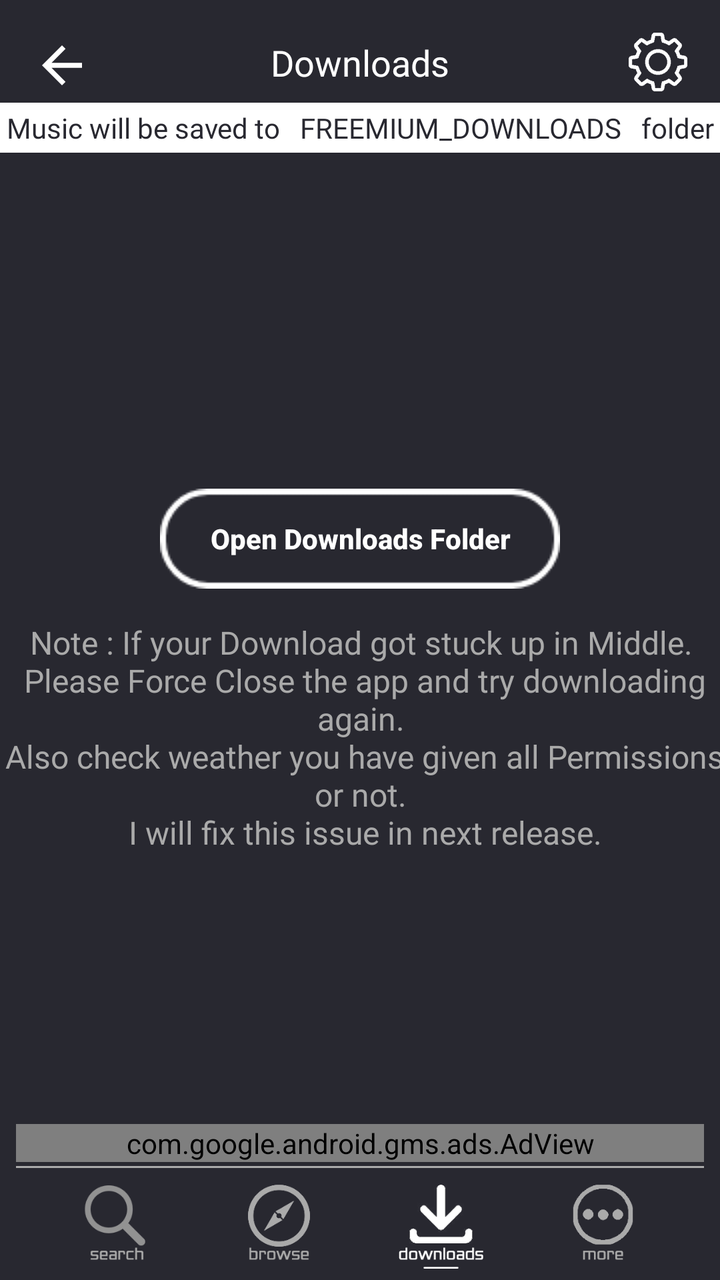
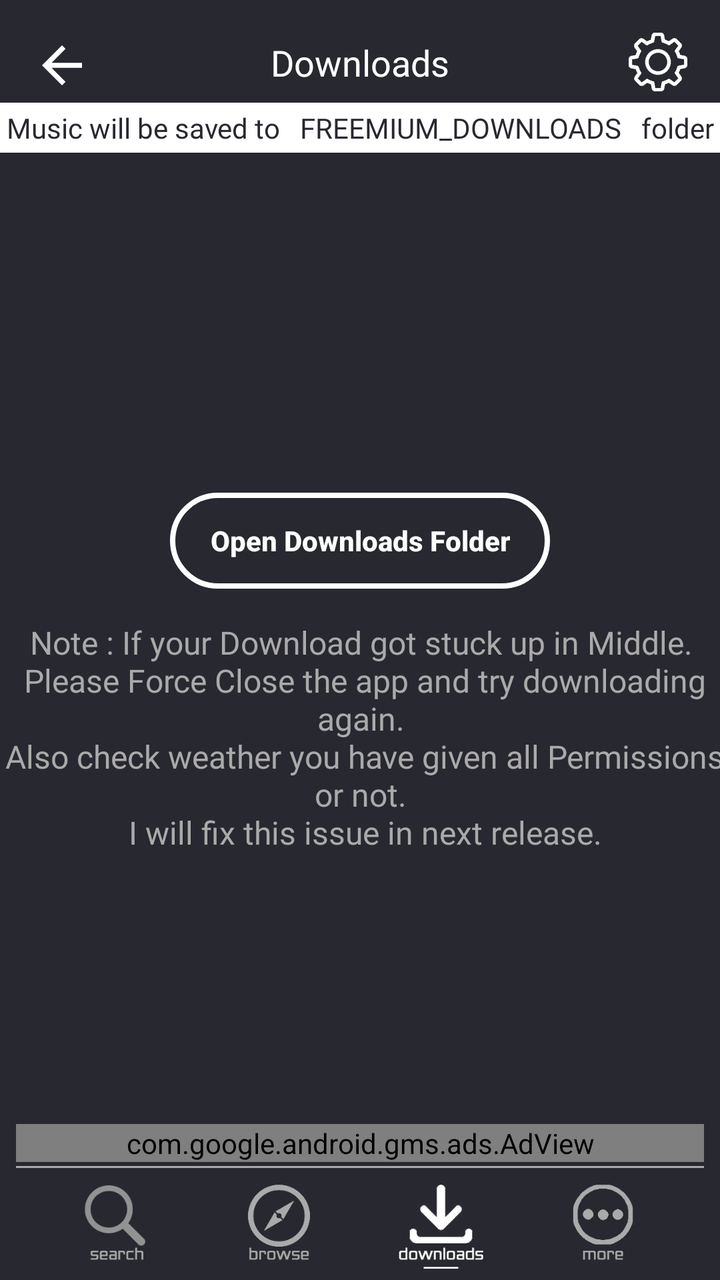

Before-and-after screenshots of an Android layout around one commit, followed by the original layout XML and the change that was made.
<!-- AndroidManifest.xml: application theme AppTheme.NoActionBar -->
<!-- res/layout/activity_downloads__page.xml -->
<?xml version="1.0" encoding="utf-8"?>
<android.support.constraint.ConstraintLayout xmlns:android="http://schemas.android.com/apk/res/android"
    xmlns:app="http://schemas.android.com/apk/res-auto"
    xmlns:tools="http://schemas.android.com/tools"
    android:layout_width="match_parent"
    android:layout_height="match_parent"
    android:background="@color/darkAccent"
    tools:context=".Downloads_Page">
    <Button
        android:id="@+id/btm_srch"
        android:layout_width="45dp"
        android:layout_height="45dp"
        android:layout_marginBottom="4dp"
        android:background="@drawable/ic_dsearch"
        android:onClick="btmSrch"
        app:layout_constraintBottom_toBottomOf="parent"
        app:layout_constraintEnd_toStartOf="@+id/btm_brws"
        app:layout_constraintHorizontal_bias="0.5"
        app:layout_constraintHorizontal_chainStyle="spread"
        app:layout_constraintStart_toStartOf="parent" />

    <Button
        android:id="@+id/btm_brws"
        android:onClick="btmBrws"
        android:layout_width="45dp"
        android:layout_height="45dp"
        android:layout_marginBottom="4dp"
        android:background="@drawable/ic_dbrowse"
        app:layout_constraintBottom_toBottomOf="parent"
        app:layout_constraintEnd_toStartOf="@+id/btm_down"
        app:layout_constraintHorizontal_bias="0.5"
        app:layout_constraintStart_toEndOf="@+id/btm_srch" />

    <Button
        android:id="@+id/btm_down"
        android:layout_width="45dp"
        android:layout_height="45dp"
        android:layout_marginBottom="4dp"
        android:onClick="btmDown"
        android:background="@drawable/ic_wdown"
        app:layout_constraintBottom_toBottomOf="parent"
        app:layout_constraintEnd_toStartOf="@+id/btm_more"
        app:layout_constraintHorizontal_bias="0.5"
        app:layout_constraintStart_toEndOf="@+id/btm_brws" />

    <Button
        android:id="@+id/btm_more"
        android:layout_width="45dp"
        android:layout_height="45dp"
        android:layout_marginBottom="4dp"
        android:onClick="btmMore"
        android:background="@drawable/ic_dmore"
        app:layout_constraintBottom_toBottomOf="parent"
        app:layout_constraintEnd_toEndOf="parent"
        app:layout_constraintHorizontal_bias="0.5"
        app:layout_constraintStart_toEndOf="@+id/btm_down" />

    <TextView
        android:id="@+id/textView4"
        android:layout_width="0dp"
        android:layout_height="1dp"
        android:layout_marginStart="8dp"
        android:layout_marginEnd="8dp"
        android:layout_marginBottom="7dp"
        android:background="@android:color/darker_gray"
        app:layout_constraintBottom_toTopOf="@+id/btm_brws"
        app:layout_constraintEnd_toEndOf="parent"
        app:layout_constraintStart_toStartOf="parent" />

    <TextView
        android:id="@+id/textView5"
        android:layout_width="0dp"
        android:layout_height="25dp"
        android:layout_marginTop="8dp"
        android:background="@android:color/white"
        android:fontFamily="@font/jockey_one"
        android:gravity="center"
        android:text="Music will be saved to   FREEMIUM_DOWNLOADS   folder"
        android:textAlignment="center"
        android:textColor="@color/darkAccent"
        app:layout_constraintEnd_toEndOf="parent"
        app:layout_constraintHorizontal_bias="1.0"
        app:layout_constraintStart_toStartOf="parent"
        app:layout_constraintTop_toBottomOf="@+id/textView37" />

    <TextView
        android:id="@+id/tv_downInfo"
        android:layout_width="364dp"
        android:layout_height="wrap_content"
        android:layout_marginStart="16dp"
        android:layout_marginTop="8dp"
        android:layout_marginEnd="16dp"
        android:layout_marginBottom="8dp"
        android:fontFamily="@font/abel"
        android:text="@string/downloads_page"
        android:textAlignment="center"
        android:textColor="@android:color/darker_gray"
        android:textSize="16sp"
        app:layout_constraintBottom_toTopOf="@+id/adView_Downloads"
        app:layout_constraintEnd_toEndOf="parent"
        app:layout_constraintStart_toStartOf="parent"
        app:layout_constraintTop_toBottomOf="@+id/textView5"
        app:layout_constraintVertical_bias="0.64" />

    <ListView
        android:id="@+id/list_inQueue"
        android:layout_width="0dp"
        android:layout_height="0dp"
        android:layout_marginTop="6dp"
        android:layout_marginBottom="8dp"
        android:background="@color/darkAccent"
        android:paddingLeft="16dp"
        android:visibility="gone"
        app:layout_constraintBottom_toTopOf="@+id/tv_downInfo"
        app:layout_constraintEnd_toEndOf="parent"
        app:layout_constraintStart_toStartOf="parent"
        app:layout_constraintTop_toBottomOf="@+id/textView10" />

    <TextView
        android:id="@+id/textView7"
        android:layout_width="0dp"
        android:layout_height="25dp"
        android:background="@android:color/white"
        android:fontFamily="@font/advent_pro_semibold"
        android:gravity="center|left"
        android:paddingLeft="16dp"
        android:text="Now Downloading :"
        android:textColor="@color/darkAccent"
        android:visibility="gone"
        app:layout_constraintEnd_toEndOf="parent"
        app:layout_constraintStart_toStartOf="parent"
        app:layout_constraintTop_toTopOf="parent" />

    <TextView
        android:id="@+id/tv_curSongN"
        android:layout_width="0dp"
        android:layout_height="wrap_content"
        android:layout_marginStart="16dp"
        android:layout_marginTop="10dp"
        android:layout_marginEnd="8dp"
        android:fontFamily="@font/capriola"
        android:maxLines="1"
        android:text="Song Name"
        android:textColor="@android:color/white"
        android:visibility="invisible"
        app:layout_constraintEnd_toStartOf="@+id/tv_curPro"
        app:layout_constraintStart_toStartOf="parent"
        app:layout_constraintTop_toBottomOf="@+id/textView7" />

    <TextView
        android:id="@+id/tv_curPro"
        android:layout_width="wrap_content"
        android:layout_height="wrap_content"
        android:layout_marginTop="10dp"
        android:layout_marginEnd="16dp"
        android:fontFamily="@font/acme"
        android:text="00MB/00MB"
        android:textColor="@android:color/white"
        android:visibility="gone"
        app:layout_constraintEnd_toEndOf="parent"
        app:layout_constraintTop_toBottomOf="@+id/textView7" />

    <ProgressBar
        android:id="@+id/pb_DownPage"
        style="?android:attr/progressBarStyleHorizontal"
        android:layout_width="0dp"
        android:layout_height="wrap_content"
        android:layout_marginStart="24dp"
        android:layout_marginTop="16dp"
        android:layout_marginEnd="24dp"
        android:indeterminate="false"
        android:visibility="gone"
        app:layout_constraintEnd_toEndOf="parent"
        app:layout_constraintHorizontal_bias="0.498"
        app:layout_constraintStart_toStartOf="parent"
        app:layout_constraintTop_toBottomOf="@+id/tv_curSongN" />

    <TextView
        android:id="@+id/textView10"
        android:layout_width="0dp"
        android:layout_height="25dp"
        android:layout_marginTop="16dp"
        android:background="@android:color/white"
        android:fontFamily="@font/advent_pro_semibold"
        android:gravity="center|left"
        android:paddingLeft="16dp"
        android:text="In Queue : "
        android:textColor="@color/darkAccent"
        android:visibility="gone"
        app:layout_constraintEnd_toEndOf="parent"
        app:layout_constraintStart_toStartOf="parent"
        app:layout_constraintTop_toBottomOf="@+id/pb_DownPage" />

    <com.google.android.gms.ads.AdView xmlns:ads="http://schemas.android.com/apk/res-auto"
        android:id="@+id/adView_Downloads"
        android:layout_width="0dp"
        android:layout_height="wrap_content"
        android:layout_alignParentBottom="true"
        android:layout_centerHorizontal="true"
        android:layout_marginStart="8dp"
        android:layout_marginEnd="8dp"
        android:layout_marginBottom="2dp"
        ads:adSize="SMART_BANNER"
        ads:adUnitId="@string/ad_Down"
        ads:layout_constraintBottom_toTopOf="@+id/textView4"
        ads:layout_constraintEnd_toEndOf="parent"
        ads:layout_constraintStart_toStartOf="parent"></com.google.android.gms.ads.AdView>

    <TextView
        android:id="@+id/textView37"
        android:layout_width="wrap_content"
        android:layout_height="wrap_content"
        android:layout_marginTop="19dp"
        android:fontFamily="@font/secular_one"
        android:text="Downloads"
        android:textColor="@android:color/white"
        android:textSize="18sp"
        app:layout_constraintEnd_toEndOf="parent"
        app:layout_constraintStart_toStartOf="parent"
        app:layout_constraintTop_toTopOf="parent" />

    <ImageView
        android:id="@+id/btn_bak_dp"
        android:layout_width="30dp"
        android:layout_height="33dp"
        android:layout_marginStart="16dp"
        android:layout_marginTop="16dp"
        app:layout_constraintStart_toStartOf="parent"
        app:layout_constraintTop_toTopOf="parent"
        app:srcCompat="@drawable/ic_arrow_back" />

    <ImageView
        android:id="@+id/btn_set_dp"
        android:layout_width="30dp"
        android:layout_height="30dp"
        android:layout_marginTop="16dp"
        android:layout_marginEnd="16dp"
        app:layout_constraintEnd_toEndOf="parent"
        app:layout_constraintTop_toTopOf="parent"
        app:srcCompat="@drawable/ic_settings" />

    <Button
        android:id="@+id/btn_folder_dp"
        android:layout_width="wrap_content"
        android:layout_height="wrap_content"
        android:layout_marginStart="8dp"
        android:layout_marginTop="8dp"
        android:layout_marginEnd="8dp"
        android:layout_marginBottom="16dp"
        android:background="@drawable/down_back"
        android:text="Open Downloads Folder"
        android:textAllCaps="false"
        android:textColor="@android:color/white"
        android:textStyle="bold"
        app:layout_constraintBottom_toTopOf="@+id/tv_downInfo"
        app:layout_constraintEnd_toEndOf="parent"
        app:layout_constraintStart_toStartOf="parent"
        app:layout_constraintTop_toBottomOf="@+id/textView37"
        app:layout_constraintVertical_bias="1.0" />

</android.support.constraint.ConstraintLayout>
<!-- resources referenced by this layout -->
<resources>
  <color name="darkAccent">#282830</color>
  <!-- drawable down_back: png bitmap (drawable, 1293 bytes) -->
  <!-- drawable ic_arrow_back (drawable) -->
  <vector xmlns:android="http://schemas.android.com/apk/res/android"
          android:width="24dp"
          android:height="24dp"
          android:viewportWidth="24.0"
          android:viewportHeight="24.0">
      <path
          android:fillColor="#FFF"
          android:pathData="M20,11H7.83l5.59,-5.59L12,4l-8,8 8,8 1.41,-1.41L7.83,13H20v-2z"/>
  </vector>
  <!-- drawable ic_dbrowse: png bitmap (drawable, 24160 bytes) -->
  <!-- drawable ic_dmore: png bitmap (drawable, 22433 bytes) -->
  <!-- drawable ic_dsearch: png bitmap (drawable, 23194 bytes) -->
  <!-- drawable ic_settings: png bitmap (drawable, 27583 bytes) -->
  <!-- drawable ic_wdown: png bitmap (drawable, 23754 bytes) -->
  <string name="ad_Down">ca-app-pub-3940256099942544/6300978111</string>
  <string name="downloads_page">Note : If your Download got stuck up in Middle.\n
                          Please Force Close the app and try downloading again.\n
                          Also check weather you have given all Permissions or not.\n
                          I will fix this issue in next release.</string>
  <style name="AppTheme.NoActionBar">
          <item name="windowActionBar">false</item>
          <item name="windowNoTitle">true</item>
      </style>
</resources>

<!-- the commit's change to res/layout/activity_downloads__page.xml (unified diff, before → after) -->
@@ -1,5 +1,5 @@
 <?xml version="1.0" encoding="utf-8"?>
-<android.support.constraint.ConstraintLayout xmlns:android="http://schemas.android.com/apk/res/android"
+<androidx.constraintlayout.widget.ConstraintLayout xmlns:android="http://schemas.android.com/apk/res/android"
     xmlns:app="http://schemas.android.com/apk/res-auto"
     xmlns:tools="http://schemas.android.com/tools"
     android:layout_width="match_parent"
@@ -247,7 +247,9 @@
         android:layout_marginTop="8dp"
         android:layout_marginEnd="8dp"
         android:layout_marginBottom="16dp"
-        android:background="@drawable/down_back"
+        android:background="@drawable/curvature"
+        android:paddingLeft="20dp"
+        android:paddingRight="20dp"
         android:text="Open Downloads Folder"
         android:textAllCaps="false"
         android:textColor="@android:color/white"
@@ -258,4 +260,4 @@
         app:layout_constraintTop_toBottomOf="@+id/textView37"
         app:layout_constraintVertical_bias="1.0" />
 
-</android.support.constraint.ConstraintLayout>
+</androidx.constraintlayout.widget.ConstraintLayout>
<!-- resource entries referenced after the edit -->
@@ -1,7 +1,13 @@
 <!-- resources referenced by this layout -->
 <resources>
   <color name="darkAccent">#282830</color>
-  <!-- drawable down_back: png bitmap (drawable, 1293 bytes) -->
+  <!-- drawable curvature (drawable) -->
+  <?xml version="1.0" encoding="utf-8"?>
+  <shape xmlns:android="http://schemas.android.com/apk/res/android"
+      android:shape="rectangle">
+      <corners android:radius="25dp" />
+      <stroke android:width="8px" android:color="#fff" />
+  </shape>
   <!-- drawable ic_arrow_back (drawable) -->
   <vector xmlns:android="http://schemas.android.com/apk/res/android"
           android:width="24dp"
